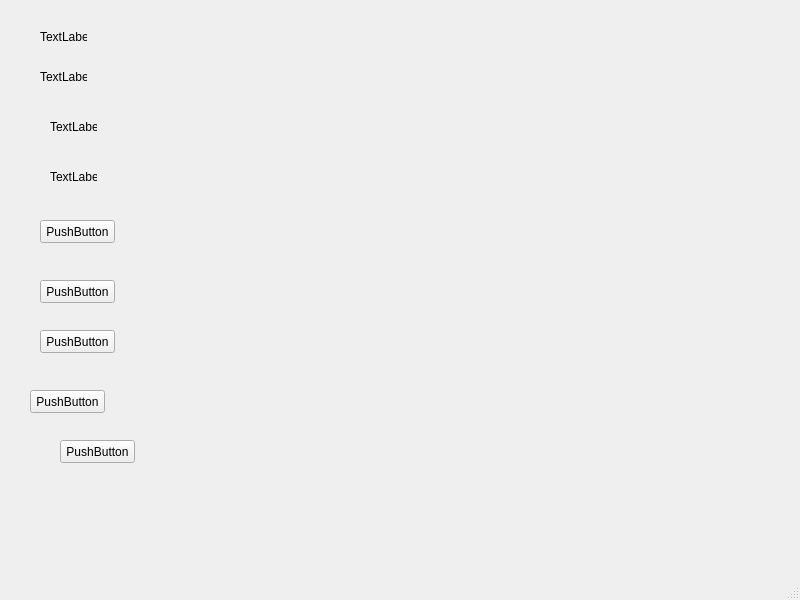
First picture: the form in vista/ui/ventana_menu.ui, repository santiagoagudelo17-stack/neurolens, before the edit.
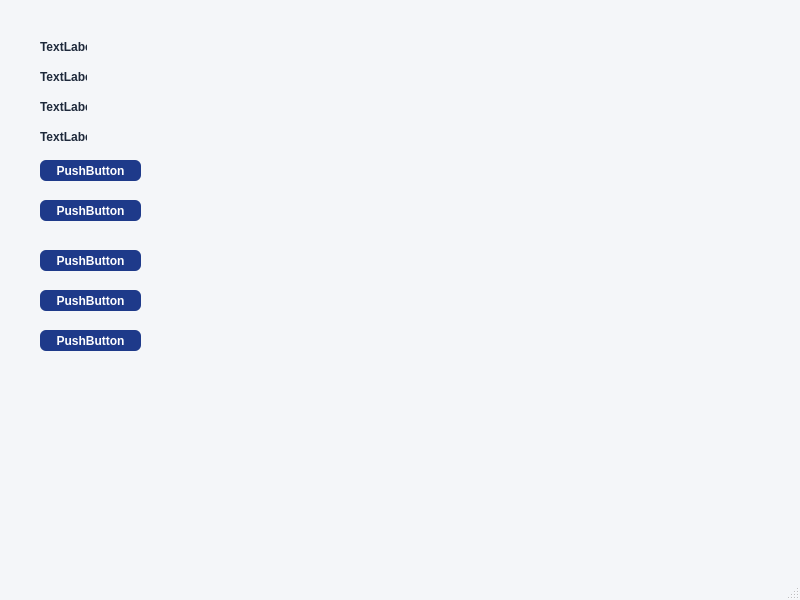
Second picture: the form after the edit.

Commit message: Personaliza estilos visuales en ventanas principales

```diff
--- a/vista/ui/ventana_menu.ui
+++ b/vista/ui/ventana_menu.ui
@@ -13,12 +13,18 @@
   <property name="windowTitle">
    <string>MainWindow</string>
   </property>
+  <property name="styleSheet">
+   <string notr="true">QMainWindow { background-color: #F4F6F9; }
+QPushButton { background-color: #1E3A8A; color: white; border-radius: 6px; padding: 6px 12px; font-weight: bold; }
+QPushButton:hover { background-color: #2563EB; }
+QLabel { color: #1E293B; font-weight: bold; }</string>
+  </property>
   <widget class="QWidget" name="centralwidget">
    <widget class="QLabel" name="labelId">
     <property name="geometry">
      <rect>
       <x>40</x>
-      <y>30</y>
+      <y>40</y>
       <width>47</width>
       <height>13</height>
      </rect>
@@ -43,8 +49,8 @@
    <widget class="QLabel" name="labelRol">
     <property name="geometry">
      <rect>
-      <x>50</x>
-      <y>120</y>
+      <x>40</x>
+      <y>100</y>
       <width>47</width>
       <height>13</height>
      </rect>
@@ -56,8 +62,8 @@
    <widget class="QLabel" name="labelFechaHora">
     <property name="geometry">
      <rect>
-      <x>50</x>
-      <y>170</y>
+      <x>40</x>
+      <y>130</y>
       <width>47</width>
       <height>13</height>
      </rect>
@@ -70,9 +76,9 @@
     <property name="geometry">
      <rect>
       <x>40</x>
-      <y>220</y>
-      <width>75</width>
-      <height>23</height>
+      <y>160</y>
+      <width>101</width>
+      <height>21</height>
      </rect>
     </property>
     <property name="text">
@@ -83,9 +89,9 @@
     <property name="geometry">
      <rect>
       <x>40</x>
-      <y>280</y>
-      <width>75</width>
-      <height>23</height>
+      <y>200</y>
+      <width>101</width>
+      <height>21</height>
      </rect>
     </property>
     <property name="text">
@@ -96,9 +102,9 @@
     <property name="geometry">
      <rect>
       <x>40</x>
-      <y>330</y>
-      <width>75</width>
-      <height>23</height>
+      <y>250</y>
+      <width>101</width>
+      <height>21</height>
      </rect>
     </property>
     <property name="text">
@@ -108,10 +114,10 @@
    <widget class="QPushButton" name="btnSubmenu4">
     <property name="geometry">
      <rect>
-      <x>30</x>
-      <y>390</y>
-      <width>75</width>
-      <height>23</height>
+      <x>40</x>
+      <y>290</y>
+      <width>101</width>
+      <height>21</height>
      </rect>
     </property>
     <property name="text">
@@ -121,10 +127,10 @@
    <widget class="QPushButton" name="btnCerrarSesion">
     <property name="geometry">
      <rect>
-      <x>60</x>
-      <y>440</y>
-      <width>75</width>
-      <height>23</height>
+      <x>40</x>
+      <y>330</y>
+      <width>101</width>
+      <height>21</height>
      </rect>
     </property>
     <property name="text">
```
The commit also changes 1 other file.
